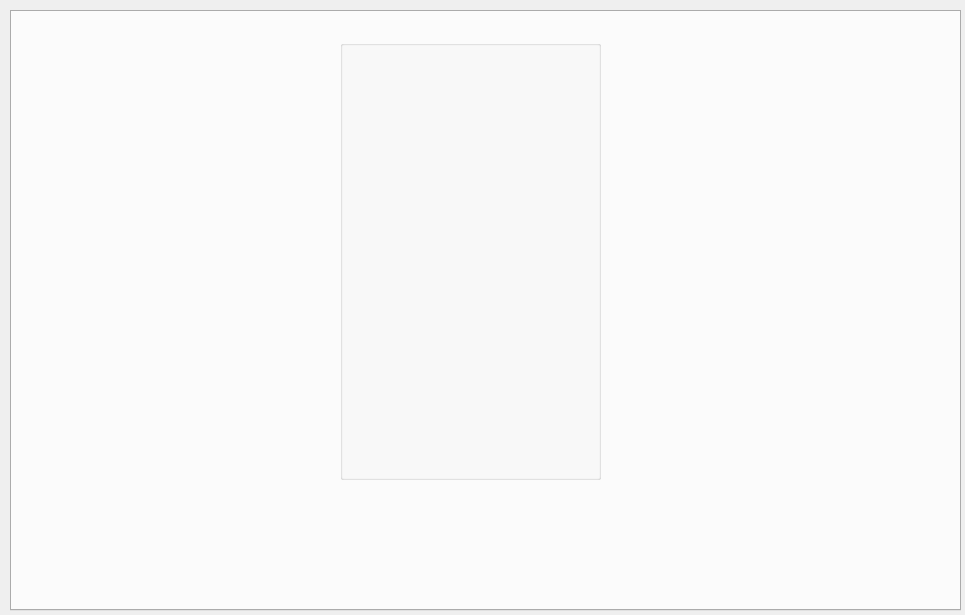
This is mainwindow.ui in shrimpwhat/student-researches as Qt 5 draws it before an edit. The edited form follows.
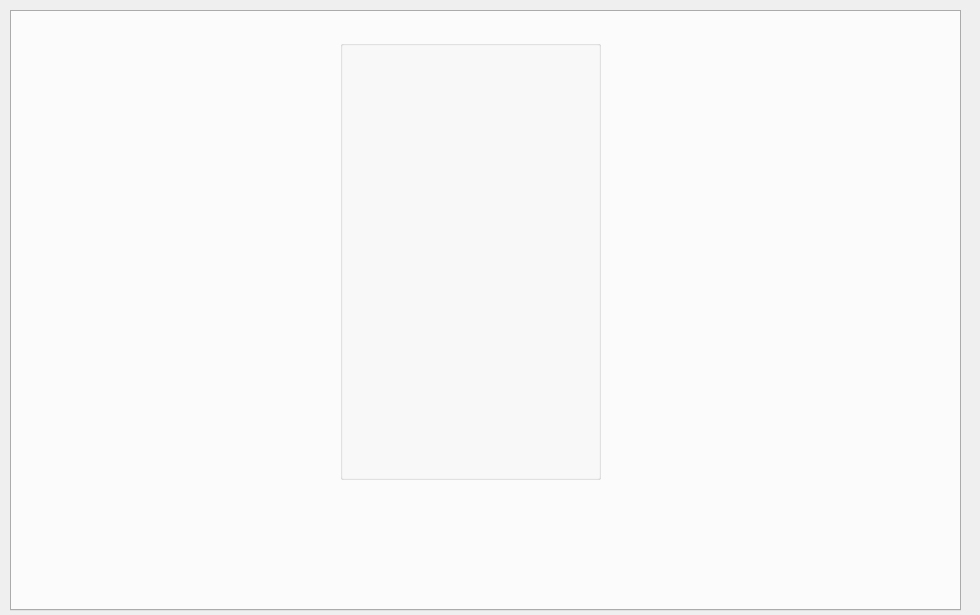
This is the edited form.

The edit to the form file:
```diff
--- a/mainwindow.ui
+++ b/mainwindow.ui
@@ -9,7 +9,7 @@
    <rect>
     <x>0</x>
     <y>0</y>
-    <width>965</width>
+    <width>980</width>
     <height>615</height>
    </rect>
   </property>
```
